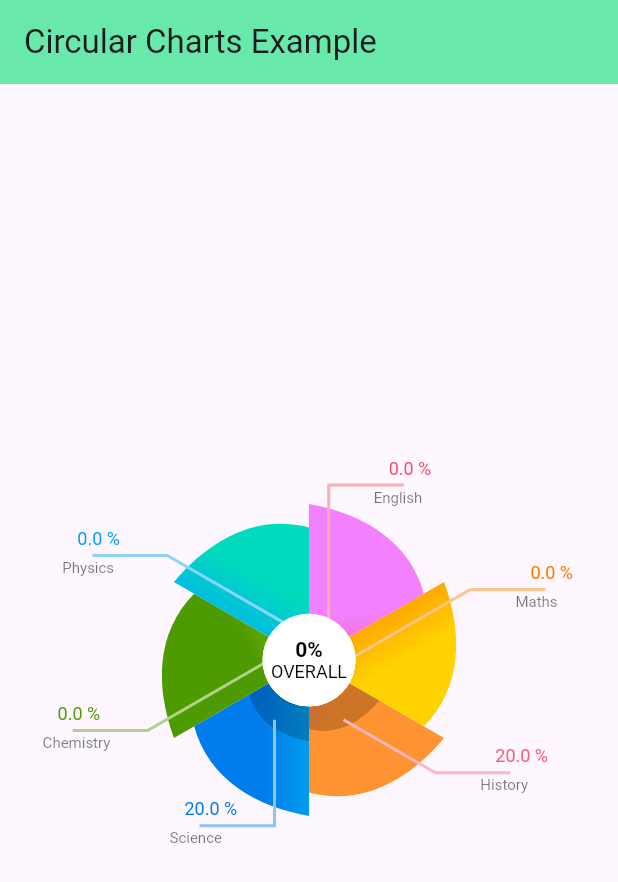
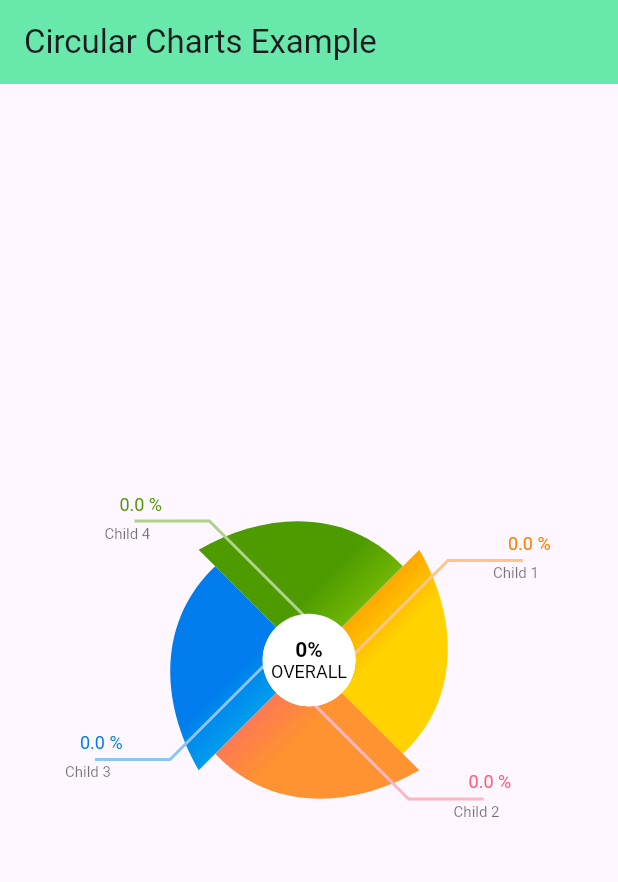
Before and after one commit to Rachit2030/circular_charts, a Flutter app: the screen it shows after launch, on a phone screen of 412 x 824 dp. Shown: the top 882 px of the screen. Run offline on Flutter 3.47's test engine with Material 2 defaults, Android fonts, the phone set to English and light mode, and no system bars.

Commit message:
updated example data

```diff
--- a/example/lib/main.dart
+++ b/example/lib/main.dart
@@ -62,31 +62,25 @@ class _HomePageState extends State<HomePage> {
           chartHeight: 300,
           chartWidth: 400,
           pieChartChildNames: [
-            "Maths",
-            "History",
-            "Science",
-            "Chemistry",
-            "Physics",
-            "English"
+            "Child 1",
+            "Child 2",
+            "Child 3",
+            "Child 4",
           ],
           pieChartEndColors: [
             Color(0xfffc7e00),
             Color(0xfffc6076),
             Color(0xff007ced),
             Color(0xff4e9b01),
-            Color(0xff009efd),
-            Color(0xffff4b63),
           ],
           pieChartStartColors: [
             Color(0xffffd200),
             Color(0xffff9231),
             Color(0xff00beeb),
             Color(0xff92d108),
-            Color(0xff00dbbe),
-            Color(0xfff280ff),
           ],
           centreCircleTitle: "OVERALL",
-          pieChartPercentages: [0, 20, 20, 0, 0, 0],
+          pieChartPercentages: [0, 0, 0, 0],
           isShowingLegend: true,
         ),
       ),
```
Also changed, not shown: 1 other file.
